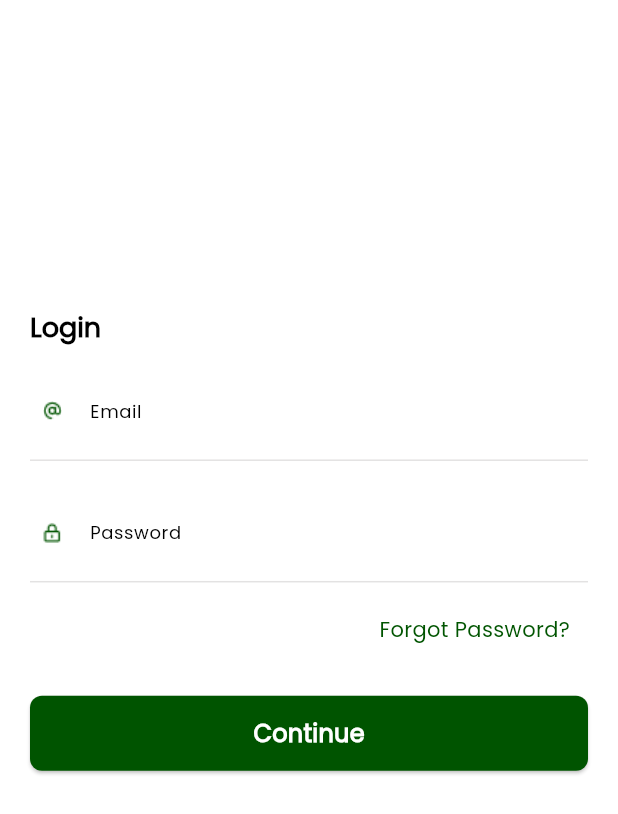
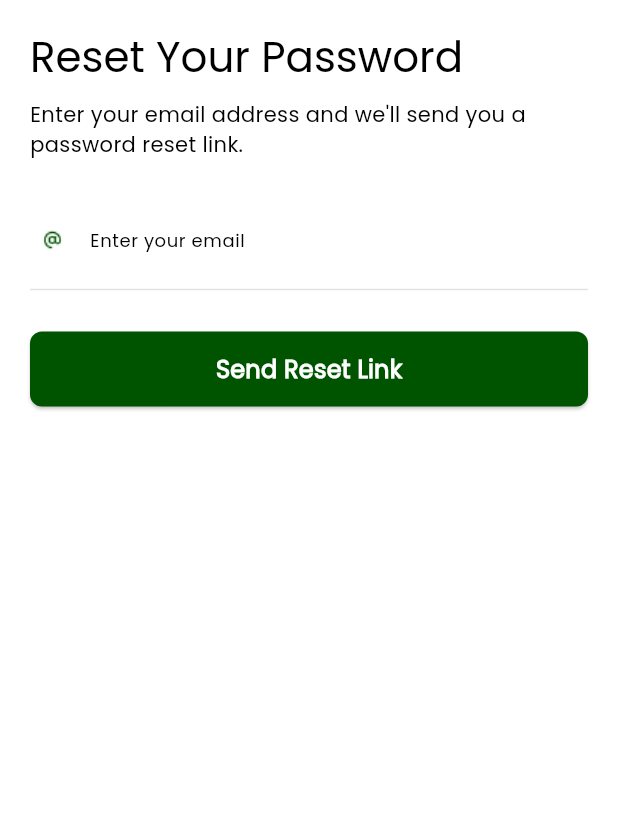
Before and after one commit to Sunichiii/laliguras_shopkeeper_app, a Flutter app: the screen it shows after launch, after a tap on "Next", after a tap on "Skip", after a tap on "Forgot Password?", on a phone screen of 412 x 824 dp. Shown: the top 814 px of the screen. Run offline on Flutter 3.47's test engine with Material 3 defaults, Android fonts, the light colour scheme and no system bars.

Commit message:
created forget password

```diff
--- a/lib/navigation/route_generator.dart
+++ b/lib/navigation/route_generator.dart
@@ -1,5 +1,6 @@
 import 'package:flutter/material.dart';
 import 'package:laliguras_shopkeeper/presentation/screens/primary%20screens/delivery_page.dart';
+import 'package:laliguras_shopkeeper/services/auth/forget_password_screen.dart';
 import 'package:provider/provider.dart';
 import 'package:laliguras_shopkeeper/presentation/screens/primary%20screens/bulkorder_page.dart';
 import 'package:laliguras_shopkeeper/presentation/screens/secondary%20screens/profile_setup_page.dart';
@@ -9,7 +10,6 @@ import '../presentation/screens/introduction screens/splash_screen.dart';
 import '../presentation/screens/primary screens/order_page.dart';
 import '../presentation/screens/primary screens/search_page.dart';
 import '../presentation/screens/primary screens/shopkeeper_homepage.dart';
-
 import '../presentation/screens/secondary screens/cart_page.dart';
 import '../presentation/screens/secondary screens/checkout_page.dart';
 import '../presentation/screens/secondary screens/payment_page.dart';
@@ -17,7 +17,7 @@ import '../presentation/screens/secondary screens/product_details_page.dart';
 import '../presentation/screens/secondary screens/sales_page.dart';
 import '../providers/delivery_provider.dart';
 import '../providers/order_provider.dart';
-import '../widgets/delivery_widgets/deivery_data.dart';
+import '../widgets/delivery_widgets/delivery_data.dart';
 import '../widgets/order widgets/order_data.dart';
 
 class RouteGenerator {
@@ -45,6 +45,8 @@ class RouteGenerator {
         return MaterialPageRoute(builder: (_) =>  const CheckoutPage());
       case '/payment':
         return MaterialPageRoute(builder: (_) =>  const PaymentPage());
+      case '/forgetPassword':
+        return MaterialPageRoute(builder: (_) => const ForgetPasswordScreen());
 
       case '/productdetails':
         return MaterialPageRoute(builder: (_) => const ProductDetailsPage());
--- /dev/null
+++ b/lib/services/auth/forget_password_screen.dart
@@ -0,0 +1,39 @@
+import "package:flutter/material.dart";
+import 'package:laliguras_shopkeeper/widgets/custom%20buttons/long_button.dart';
+import 'package:laliguras_shopkeeper/widgets/custom%20textfields/custom_text_field.dart';
+
+class ForgetPasswordScreen extends StatelessWidget {
+  const ForgetPasswordScreen({super.key});
+
+  @override
+  Widget build(BuildContext context) {
+    return Scaffold(
+      backgroundColor: Colors.white,
+      body: SingleChildScrollView(
+        padding: const EdgeInsets.all(20.0),
+        child: Column(
+          crossAxisAlignment: CrossAxisAlignment.start,
+          children: [
+            Text("Reset Your Password", style: Theme.of(context).textTheme.headlineMedium),
+            const SizedBox(height: 10),
+            Text(
+              "Enter your email address and we'll send you a password reset link.",
+              style: Theme.of(context).textTheme.bodyMedium,
+            ),
+            const SizedBox(height: 30),
+            CustomTextField(
+              hintText: "Enter your email",
+              hintStyle: Theme.of(context).textTheme.bodySmall,
+              imagePath: "assets/icons/email.png",
+            ),
+            const SizedBox(height: 20),
+            LongButton(
+              text: "Send Reset Link",
+              onPressed: (){},
+            ),
+          ],
+        ),
+      ),
+    );
+  }
+}
--- a/lib/services/auth/login_screen.dart
+++ b/lib/services/auth/login_screen.dart
@@ -20,9 +20,7 @@ class LoginScreen extends StatelessWidget {
             const Spacer(flex: 2),
             Text(
               'Login',
-              style: textTheme.titleLarge?.copyWith(
-                fontWeight: FontWeight.bold,
-              ),
+              style: textTheme.titleLarge,
             ),
             const SizedBox(height: 20),
             CustomTextField(
@@ -43,10 +41,15 @@ class LoginScreen extends StatelessWidget {
                 onPressed: () {
                   // Add forgot password logic
                 },
-                child: Text(
-                  'Forgot Password?',
-                  style: textTheme.bodyMedium?.copyWith(
-                    color: AppColors.primary,
+                child: TextButton(
+                  onPressed: (){
+                    Navigator.pushNamed(context, '/forgetPassword');
+                  },
+                  child: Text(
+                    'Forgot Password?',
+                    style: textTheme.bodyMedium?.copyWith(
+                      color: AppColors.primary,
+                    ),
                   ),
                 ),
               ),
```
Also changed, not shown: lib/widgets/delivery_widgets/delivery_data.dart (renamed from lib/widgets/delivery_widgets/deivery_data.dart).
